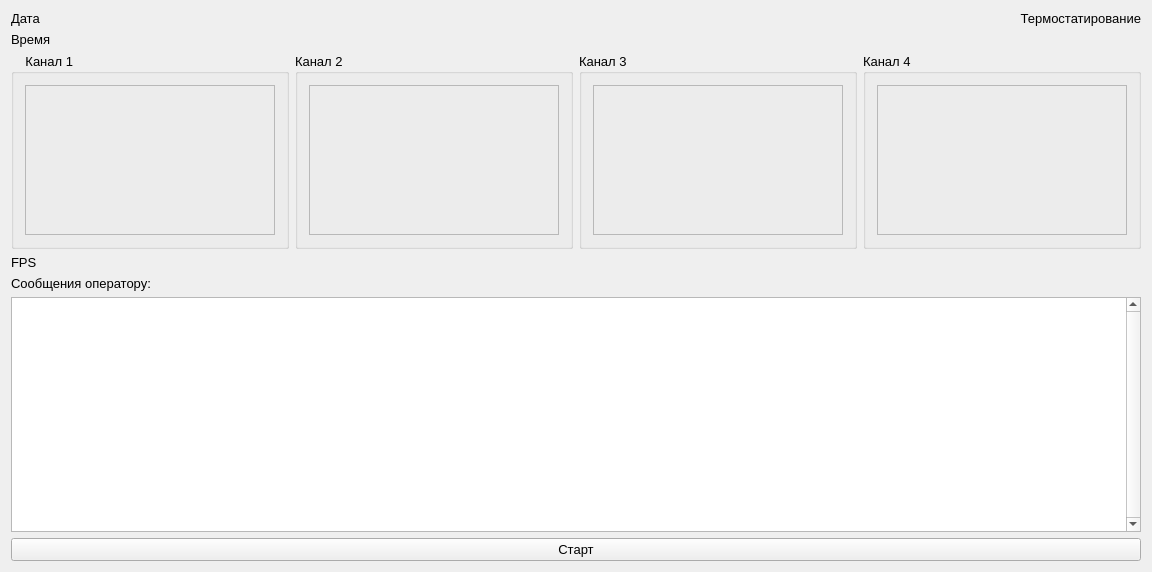
Old version of the form widget.ui in the repository krang4d/Agrekola.
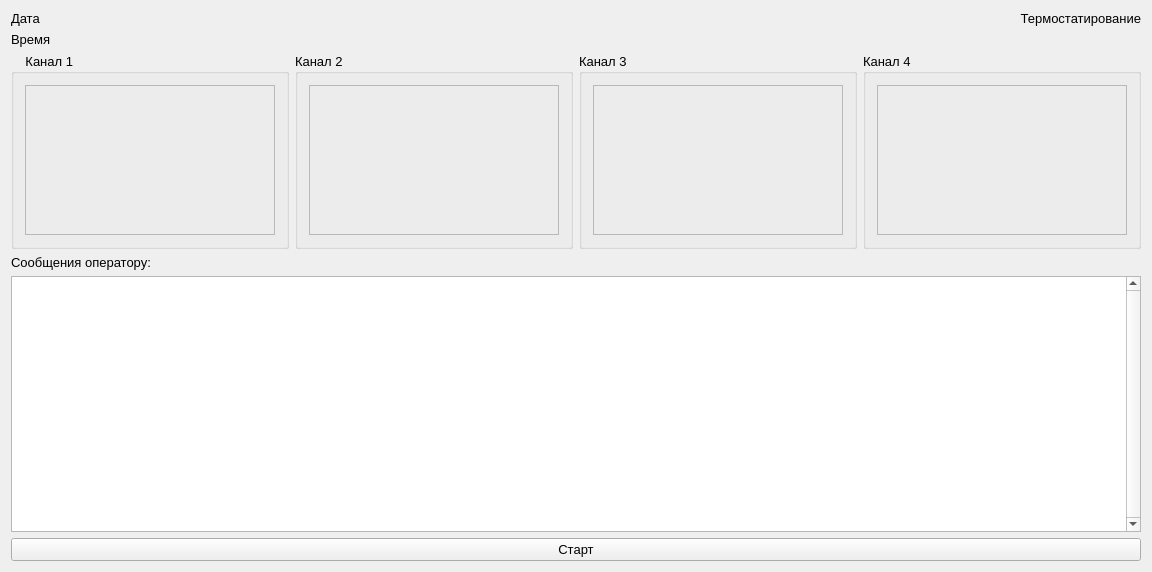
New version of the form. Custom widgets are drawn as their Qt base class.

Commit message: fix start time in the Widget

```diff
--- a/widget.ui
+++ b/widget.ui
@@ -21,21 +21,14 @@
    <string>Widget</string>
   </property>
   <layout class="QGridLayout" name="gridLayout">
-   <item row="2" column="0">
-    <widget class="QLabel" name="label_fps">
-     <property name="text">
-      <string>FPS</string>
-     </property>
-    </widget>
-   </item>
-   <item row="5" column="0">
+   <item row="4" column="0">
     <widget class="QPushButton" name="pushButton">
      <property name="text">
       <string>Старт</string>
      </property>
     </widget>
    </item>
-   <item row="4" column="0">
+   <item row="3" column="0">
     <layout class="QHBoxLayout" name="horizontalLayout">
      <item>
       <widget class="QTextEdit" name="textEdit">
@@ -113,7 +106,7 @@
      </item>
     </layout>
    </item>
-   <item row="3" column="0">
+   <item row="2" column="0">
     <widget class="QLabel" name="label_5">
      <property name="text">
       <string>Сообщения оператору:</string>
```
Left out of the diff: 1 changed line with no effect on the pictures. The commit also changes 5 other files.
